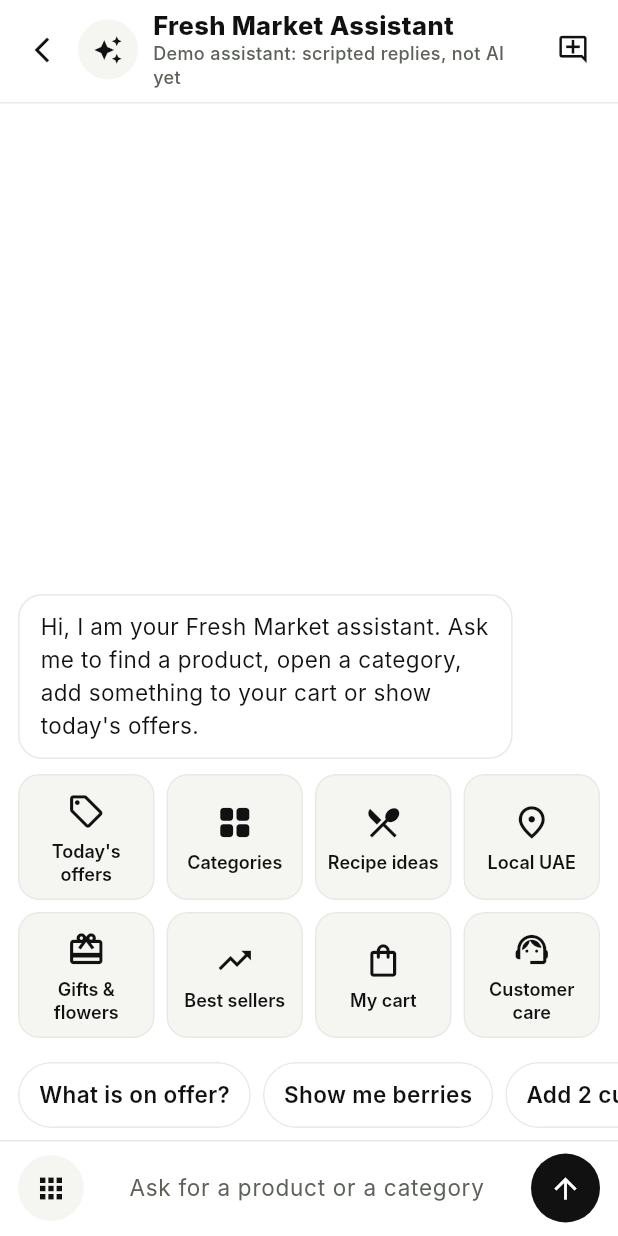
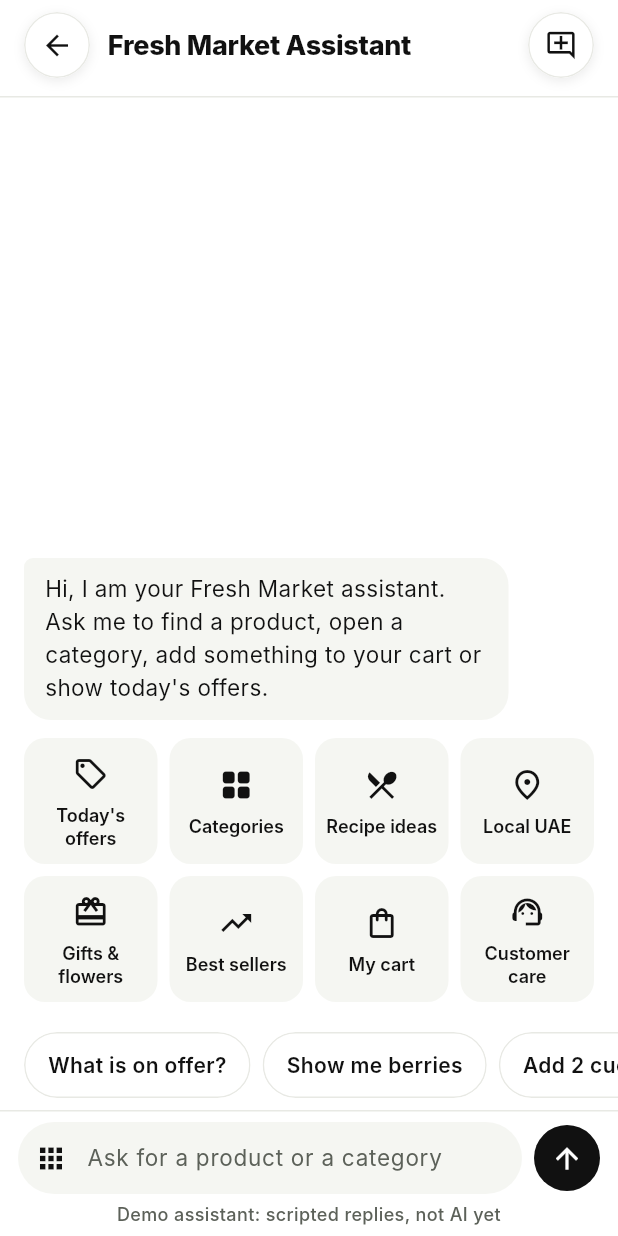
Before and after one commit to freshfruitsit/3D, a Flutter app: the AssistantScreen screen opened directly, on a phone screen of 412 x 824 dp. Run offline on Flutter 3.47's test engine with Material 3 defaults, Android fonts, the phone set to English and light mode, and no system bars; our stand-ins replace flutter_map, geolocator, latlong2, material_ui, shared_preferences, video_player and 1 more; accounts and stored records are empty; network calls fail.

Commit message:
Fresh Market app: premium redesign in progress
Co-Authored-By: Claude Opus 5.5 <noreply@anthropic.com>
Claude-Session: https://claude.ai/code/session_01BSC7aCVqhxr61mn2qhinza

```diff
--- a/fresh_market_app/lib/assistant/assistant_brain.dart
+++ b/fresh_market_app/lib/assistant/assistant_brain.dart
@@ -840,9 +840,8 @@ class AssistantBrain {
       );
     }
     final now = store.now();
-    final mk = DeliveryRules.market(area, now);
     final ex = DeliveryRules.express(area, now);
-    final market = mk.today ? '${mk.line}, by ${mk.by}' : mk.line;
+    final market = DeliveryCopy.marketAnswer(area, now);
     final String express;
     if (!ex.covered) {
       express = 'not available in your area';
--- a/fresh_market_app/lib/assistant/assistant_intent.dart
+++ b/fresh_market_app/lib/assistant/assistant_intent.dart
@@ -1795,9 +1795,12 @@ abstract final class AssistantIntentParser {
     if (_asksExpress(tokens)) return const ExpressIntent();
 
     // 6. delivery ("is there a minimum order?": checkout shows any fees;
-    // "when will my order come?": the times for the chosen area)
+    // "when will my order come?": the times for the chosen area; "what is
+    // the cut off time?": the same-day cut-off)
     if (tokens.any(_deliveryWords.contains) ||
         _hasPhrase(tokens, 'same day') ||
+        tokens.contains('cutoff') ||
+        _hasPhrase(tokens, 'cut off') ||
         (tokens.contains('when') && tokens.any(_parcelWords.contains)) ||
         (tokens.contains('minimum') &&
             tokens.any(
--- a/fresh_market_app/lib/screens/assistant_screen.dart
+++ b/fresh_market_app/lib/screens/assistant_screen.dart
@@ -9,12 +9,14 @@ import '../app_nav.dart';
 import '../assistant/assistant_brain.dart';
 import '../assistant/assistant_session.dart';
 import '../delivery/delivery.dart';
+import '../models/money.dart';
 import '../models/product.dart';
 import '../services/shopify_api.dart';
 import '../state/cart_store.dart';
 import '../state/favourites_store.dart';
 import '../theme/app_theme.dart';
 import '../widgets/add_control.dart';
+import '../widgets/circle_icon_button.dart';
 import '../widgets/price_widgets.dart';
 import '../widgets/product_image.dart';
 
@@ -105,10 +107,11 @@ class _AssistantScreenState extends State<AssistantScreen> {
     final last = messages.last;
     if (!grew || last.fromUser) return;
     final rows = last.reply!.products.length;
+    final said = spokenMoney(last.text);
     final text = switch (rows) {
-      0 => last.text,
-      1 => '${last.text} 1 product below.',
-      _ => '${last.text} $rows products below.',
+      0 => said,
+      1 => '$said 1 product below.',
+      _ => '$said $rows products below.',
     };
     SemanticsService.sendAnnouncement(
       View.of(context),
@@ -366,9 +369,15 @@ class _AssistantScreenState extends State<AssistantScreen> {
                   reverse: true,
                   keyboardDismissBehavior:
                       ScrollViewKeyboardDismissBehavior.onDrag,
-                  padding: const EdgeInsets.fromLTRB(12, 16, 12, 12),
+                  padding: const EdgeInsets.fromLTRB(
+                    AppDims.gutter,
+                    16,
+                    AppDims.gutter,
+                    16,
+                  ),
                   itemCount: count,
-                  separatorBuilder: (_, _) => const SizedBox(height: 12),
+                  separatorBuilder: (_, _) =>
+                      const SizedBox(height: _messageGap),
                   itemBuilder: (context, index) {
                     if (busy && index == 0) return const _TypingBubble();
                     final message = messages[
@@ -403,6 +412,15 @@ class _AssistantScreenState extends State<AssistantScreen> {
     );
   }
 }
+
+/// Space between two messages.
+const double _messageGap = 16;
+
+/// [text] as a screen reader should say it: the Dirham sign (which voices
+/// do not know) read as "AED", the way [moneySemantics] says a price.
+String spokenMoney(String text) => text.contains(dirhamSign)
+    ? text.replaceAll('$dirhamSign ', 'AED ').replaceAll(dirhamSign, 'AED ')
+    : text;
 
 /// "a", "a and b", "a, b and c".
 String _joinNames(List<String> names) => names.length < 2
@@ -455,34 +473,13 @@ class _Header extends StatelessWidget {
   @override
   Widget build(BuildContext context) {
     return Padding(
-      padding: const EdgeInsets.fromLTRB(4, 6, 6, 8),
+      padding: const EdgeInsets.fromLTRB(AppDims.gutter, 8, AppDims.gutter, 12),
       child: Row(
         children: [
-          IconButton(
-            tooltip: 'Back',
-            icon: const Icon(Icons.arrow_back_ios_new, size: 20),
-            onPressed: () => Navigator.of(context).maybePop(),
-          ),
-          const ExcludeSemantics(
-            child: DecoratedBox(
-              decoration: BoxDecoration(
-                color: AppColors.subtle,
-                shape: BoxShape.circle,
-              ),
-              child: SizedBox(
-                width: 40,
-                height: 40,
-                child: Icon(Icons.auto_awesome, size: 20, color: AppColors.ink),
-              ),
-            ),
-          ),
-          const SizedBox(width: 10),
+          CircleIconButton.back(context),
+          const SizedBox(width: 12),
           Expanded(
-            child: Column(
-              crossAxisAlignment: CrossAxisAlignment.start,
-              mainAxisSize: MainAxisSize.min,
-              children: [
-                Semantics(
+            child: Semantics(
               header: true,
               // Shrinks instead of being cut off with a large font.
               child: FittedBox(
@@ -491,27 +488,17 @@ class _Header extends StatelessWidget {
                 child: Text(
                   AssistantScreen.title,
                   maxLines: 1,
-                      style: AppText.cardHeading.copyWith(
-                        fontSize: 17,
-                        fontWeight: FontWeight.w800,
+                  style: AppText.heading,
                 ),
               ),
             ),
           ),
-                // Never cut off: the label must stay readable at any font
-                // size, so it wraps to as many lines as it needs.
-                const Text(
-                  AssistantScreen.caption,
-                  style: AppText.caption,
-                ),
-              ],
-            ),
-          ),
-          const SizedBox(width: 4),
-          IconButton(
+          const SizedBox(width: 12),
+          CircleIconButton(
+            icon: Icons.add_comment_outlined,
             tooltip: 'New chat',
-            color: AppColors.ink,
-            icon: const Icon(Icons.add_comment_outlined, size: 22),
+            iconColor:
+                onNewChat == null ? AppColors.disabledText : AppColors.ink,
             onPressed: onNewChat,
           ),
         ],
@@ -520,8 +507,12 @@ class _Header extends StatelessWidget {
   }
 }
 
-const BorderRadius _bubbleRadius = BorderRadius.all(Radius.circular(16));
+/// Bubbles are rounded, with a tighter corner on the speaker's side at the
+/// top, where the message starts.
+const Radius _bubbleCorner = Radius.circular(18);
+const Radius _bubbleTail = Radius.circular(6);
 
+/// The shopper's message: ink with white text, on the right.
 class _UserBubble extends StatelessWidget {
   const _UserBubble({required this.text});
 
@@ -542,15 +533,17 @@ class _UserBubble extends StatelessWidget {
               padding: const EdgeInsets.symmetric(horizontal: 14, vertical: 10),
               decoration: const BoxDecoration(
                 color: AppColors.ink,
-                borderRadius: _bubbleRadius,
+                borderRadius: BorderRadius.only(
+                  topLeft: _bubbleCorner,
+                  topRight: _bubbleTail,
+                  bottomLeft: _bubbleCorner,
+                  bottomRight: _bubbleCorner,
+                ),
               ),
               child: Text(
                 text,
-                style: AppText.body.copyWith(
-                  fontSize: 15,
-                  fontWeight: FontWeight.w500,
-                  color: AppColors.onDark,
-                ),
+                semanticsLabel: spokenMoney(text),
+                style: AppText.body.copyWith(color: AppColors.onDark),
               ),
             ),
           ),
@@ -560,8 +553,8 @@ class _UserBubble extends StatelessWidget {
   }
 }
 
-/// A white bubble with the app's border, hugging its content up to 85% of
-/// the width.
+/// The assistant's words: an off-white bubble on the left, hugging its
+/// content up to 85% of the width.
 class _AssistantBubble extends StatelessWidget {
   const _AssistantBubble({required this.child});
 
@@ -577,9 +570,13 @@ class _AssistantBubble extends StatelessWidget {
         child: Container(
           padding: const EdgeInsets.symmetric(horizontal: 14, vertical: 10),
           decoration: const BoxDecoration(
-            color: AppColors.surface,
-            borderRadius: _bubbleRadius,
-            border: Border.fromBorderSide(BorderSide(color: AppColors.hairline)),
+            color: AppColors.subtle,
+            borderRadius: BorderRadius.only(
+              topLeft: _bubbleTail,
+              topRight: _bubbleCorner,
+              bottomLeft: _bubbleCorner,
+              bottomRight: _bubbleCorner,
+            ),
           ),
           child: child,
         ),
@@ -661,27 +658,21 @@ class _AssistantBlock extends StatelessWidget {
         _AssistantBubble(
           child: Text(
             reply.text,
-            style: AppText.body.copyWith(fontSize: 15, color: AppColors.ink),
+            // Prices are heard as "AED 12.50", like everywhere else.
+            semanticsLabel: spokenMoney(reply.text),
+            style: AppText.body,
           ),
         ),
-        if (reply.products.isNotEmpty)
-          FractionallySizedBox(
-            widthFactor: 0.9,
-            alignment: Alignment.centerLeft,
-            child: Column(
-              mainAxisSize: MainAxisSize.min,
-              children: [
+        // Product rows use the full width, like the options grid: room
+        // for the name next to the add control.
         for (final product in reply.products)
           Padding(
             padding: const EdgeInsets.only(top: 8),
             child: _ProductRow(product: product),
           ),
-              ],
-            ),
-          ),
         if (reply.actions.isNotEmpty)
           Padding(
-            padding: const EdgeInsets.only(top: 8),
+            padding: const EdgeInsets.only(top: 12),
             child: Wrap(
               spacing: 8,
               runSpacing: 8,
@@ -690,7 +681,7 @@ class _AssistantBlock extends StatelessWidget {
           ),
         if (reply.showOptions)
           Padding(
-            padding: const EdgeInsets.only(top: 10),
+            padding: const EdgeInsets.only(top: 12),
             child: _OptionsGrid(onSelected: busy ? null : onOption),
           ),
       ],
@@ -839,11 +830,10 @@ class _OptionTile extends StatelessWidget {
       onTap: onTap,
       excludeSemantics: true,
       child: Material(
+        // Off-white squares like the category tiles, no border.
         color: enabled ? AppColors.subtle : AppColors.disabledFill,
         shape: const RoundedRectangleBorder(
           borderRadius: AppDims.cardBorderRadius,
-          // Subtle inner edge, as on the category tiles.
-          side: BorderSide(color: AppColors.hairline),
         ),
         clipBehavior: Clip.antiAlias,
         child: InkWell(
@@ -862,10 +852,10 @@ class _OptionTile extends StatelessWidget {
                 children: [
                   Icon(
                     iconFor(option.kind),
-                    size: 26,
+                    size: 24,
                     color: enabled ? AppColors.ink : AppColors.disabledText,
                   ),
-                  const SizedBox(height: 6),
+                  const SizedBox(height: 8),
                   Text(
                     option.label,
                     maxLines: 2,
@@ -883,23 +873,27 @@ class _OptionTile extends StatelessWidget {
   }
 }
 
-/// Thumbnail, name with size, price and the add control. Opens the
-/// product when tapped.
+/// A white card with a hairline: the photo in an off-white well, name,
+/// size, price and the green add control. Opens the product when tapped.
 class _ProductRow extends StatelessWidget {
   const _ProductRow({required this.product});
 
   final Product product;
 
+  static const double thumbSize = 60;
+
   @override
   Widget build(BuildContext context) {
     final variant = product.defaultVariant;
     final size = variant?.label;
-    return Material(
+    return DecoratedBox(
+      decoration: const ShapeDecoration(
+        shape: AppDecor.cardShape,
+        shadows: AppShadows.card,
+      ),
+      child: Material(
         color: AppColors.surface,
-      shape: const RoundedRectangleBorder(
-        borderRadius: AppDims.cardBorderRadius,
-        side: BorderSide(color: AppColors.hairline),
-      ),
+        shape: AppDecor.cardShape,
         clipBehavior: Clip.antiAlias,
         child: InkWell(
           onTap: () {
@@ -907,13 +901,23 @@ class _ProductRow extends StatelessWidget {
             AppNav.openProduct(context, product);
           },
           child: Padding(
-          padding: const EdgeInsets.fromLTRB(8, 8, 8, 8),
+            padding: const EdgeInsets.fromLTRB(8, 8, 4, 8),
             child: Row(
               children: [
-              SizedBox(
-                width: 52,
-                height: 52,
-                child: ProductImage(url: product.imageUrl, logicalWidth: 52),
+                DecoratedBox(
+                  decoration: AppDecor.well,
+                  child: SizedBox(
+                    width: thumbSize,
+                    height: thumbSize,
+                    child: Padding(
+                      padding: const EdgeInsets.all(4),
+                      child: ProductImage(
+                        url: product.imageUrl,
+                        logicalWidth: thumbSize,
+                        wellColor: AppColors.subtle,
+                      ),
+                    ),
+                  ),
                 ),
                 const SizedBox(width: 12),
                 Expanded(
@@ -922,13 +926,22 @@ class _ProductRow extends StatelessWidget {
                     mainAxisSize: MainAxisSize.min,
                     children: [
                       Text(
-                      size == null ? product.title : '${product.title} $size',
+                        product.title,
                         maxLines: 2,
                         overflow: TextOverflow.ellipsis,
                         style: AppText.productName,
                       ),
+                      if (size != null) ...[
+                        const SizedBox(height: 2),
+                        Text(
+                          size,
+                          maxLines: 1,
+                          overflow: TextOverflow.ellipsis,
+                          style: AppText.caption,
+                        ),
+                      ],
                       if (variant != null) ...[
-                      const SizedBox(height: 2),
+                        const SizedBox(height: 4),
                         PriceRow(
                           priceCents: variant.priceCents,
                           oldPriceCents: variant.oldPriceCents,
@@ -940,6 +953,7 @@ class _ProductRow extends StatelessWidget {
                 const SizedBox(width: 8),
                 AddControl(product: product, variant: variant),
               ],
+            ),
           ),
         ),
       ),
@@ -994,6 +1008,8 @@ class _ActionButton extends StatelessWidget {
               (AppColors.surface, AppColors.ink, AppColors.ink),
           };
     final chevron = look == _ActionLook.outlined;
+    // The ink outline is 1.5px, like the app's outlined buttons.
+    final edgeWidth = enabled && look != _ActionLook.filled ? 1.5 : 1.0;
     return Semantics(
       // Its own node even when disabled, so it is not read together with
       // the reply above it.
@@ -1005,7 +1021,7 @@ class _ActionButton extends StatelessWidget {
       excludeSemantics: true,
       child: Material(
         color: fill,
-        shape: StadiumBorder(side: BorderSide(color: edge)),
+        shape: StadiumBorder(side: BorderSide(color: edge, width: edgeWidth)),
         clipBehavior: Clip.antiAlias,
         child: InkWell(
           onTap: onTap,
@@ -1013,7 +1029,7 @@ class _ActionButton extends StatelessWidget {
             constraints: const BoxConstraints(minHeight: AppDims.touch),
             child: Padding(
               padding: EdgeInsets.fromLTRB(
-                icon == null ? 16 : 12,
+                icon == null ? 16 : 14,
                 6,
                 chevron ? 10 : 16,
                 6,
@@ -1028,7 +1044,7 @@ class _ActionButton extends StatelessWidget {
                   Flexible(
                     child: Text(
                       label,
-                      style: AppText.link.copyWith(color: ink),
+                      style: AppText.buttonSmall.copyWith(color: ink),
                     ),
                   ),
                   if (chevron) ...[
@@ -1149,7 +1165,12 @@ class _SuggestionRowState extends State<_SuggestionRow> {
       child: ListView.separated(
         controller: _scroll,
         scrollDirection: Axis.horizontal,
-        padding: const EdgeInsets.fromLTRB(12, 4, 12, 8),
+        padding: const EdgeInsets.fromLTRB(
+          AppDims.gutter,
+          4,
+          AppDims.gutter,
+          8,
+        ),
         itemCount: suggestions.length,
         separatorBuilder: (_, _) => const SizedBox(width: 8),
         itemBuilder: (context, index) {
@@ -1170,17 +1191,16 @@ class _SuggestionRowState extends State<_SuggestionRow> {
               child: InkWell(
                 onTap: tap,
                 child: Padding(
-                  padding: const EdgeInsets.symmetric(horizontal: 14),
+                  padding: const EdgeInsets.symmetric(horizontal: 16),
                   child: Center(
                     widthFactor: 1,
                     child: Text(
                       label,
                       maxLines: 1,
-                      style: AppText.body.copyWith(
+                      style: AppText.buttonSmall.copyWith(
                         color: tap == null
                             ? AppColors.disabledText
                             : AppColors.ink,
-                        fontWeight: FontWeight.w600,
                       ),
                     ),
                   ),
@@ -1203,6 +1223,7 @@ class _RoundButton extends StatelessWidget {
     required this.fill,
     required this.iconColor,
     required this.onTap,
+    this.disabledFill = AppColors.disabledFill,
   });
 
   final String label;
@@ -1210,6 +1231,9 @@ class _RoundButton extends StatelessWidget {
   final double size;
   final Color fill;
   final Color iconColor;
+
+  /// The fill while [onTap] is null.
+  final Color disabledFill;
 
   /// Null: greyed and not tappable.
   final VoidCallback? onTap;
@@ -1226,7 +1250,7 @@ class _RoundButton extends StatelessWidget {
       child: Tooltip(
         message: label,
         child: Material(
-          color: enabled ? fill : AppColors.disabledFill,
+          color: enabled ? fill : disabledFill,
           shape: const CircleBorder(),
           clipBehavior: Clip.antiAlias,
           child: InkWell(
@@ -1247,6 +1271,8 @@ class _RoundButton extends StatelessWidget {
   }
 }
 
+/// The composer: an off-white pill holding the options button and the
+/// text field, the ink Send button, and the demo label under them.
 class _InputBar extends StatelessWidget {
   const _InputBar({
     required this.controller,
@@ -1267,53 +1293,57 @@ class _InputBar extends StatelessWidget {
 
   @override
   Widget build(BuildContext context) {
-    const fieldBorder = OutlineInputBorder(
-      borderRadius: BorderRadius.all(Radius.circular(24)),
-      borderSide: BorderSide.none,
-    );
     return DecoratedBox(
-      decoration: const BoxDecoration(
-        color: AppColors.surface,
-        border: Border(top: BorderSide(color: AppColors.hairline)),
+      decoration: AppDecor.stickyBar,
+      child: Padding(
+        padding: const EdgeInsets.fromLTRB(12, 8, 12, 6),
+        child: Column(
+          mainAxisSize: MainAxisSize.min,
+          children: [
+            Row(
+              children: [
+                Expanded(
+                  child: DecoratedBox(
+                    decoration: const ShapeDecoration(
+                      color: AppColors.subtle,
+                      shape: StadiumBorder(),
                     ),
-      child: Padding(
-        padding: const EdgeInsets.fromLTRB(12, 8, 12, 8),
                     child: Row(
                       children: [
                         _RoundButton(
                           label: 'Show options',
                           icon: Icons.apps,
                           size: AppDims.touch,
-              fill: AppColors.subtle,
+                          fill: Colors.transparent,
+                          disabledFill: Colors.transparent,
                           iconColor: AppColors.ink,
                           onTap: enabled ? onOptions : null,
                         ),
-            const SizedBox(width: 8),
                         Expanded(
                           child: TextField(
                             controller: controller,
                             textInputAction: TextInputAction.send,
                             textCapitalization: TextCapitalization.sentences,
                             onSubmitted: onSend,
-                // Keeps the keyboard up after sending, for a follow-up
-                // question.
+                            // Keeps the keyboard up after sending, for a
+                            // follow-up question.
                             onEditingComplete: () {},
-                style: AppText.body.copyWith(
-                  fontSize: 15,
-                  color: AppColors.ink,
-                ),
+                            style: AppText.body,
                             decoration: const InputDecoration(
                               hintText: AssistantScreen.inputHint,
                               hintMaxLines: 2,
-                  fillColor: AppColors.canvas,
+                              // The pill around it is the field.
+                              filled: false,
                               isDense: true,
-                  contentPadding: EdgeInsets.symmetric(
-                    horizontal: 18,
-                    vertical: 13,
+                              contentPadding:
+                                  EdgeInsets.fromLTRB(2, 13, 16, 13),
+                              border: InputBorder.none,
+                              enabledBorder: InputBorder.none,
+                              focusedBorder: InputBorder.none,
                             ),
-                  border: fieldBorder,
-                  enabledBorder: fieldBorder,
-                  focusedBorder: fieldBorder,
+                          ),
+                        ),
+                      ],
                     ),
                   ),
                 ),
@@ -1321,10 +1351,20 @@ class _InputBar extends StatelessWidget {
                 _RoundButton(
                   label: 'Send',
                   icon: Icons.arrow_upward,
-              size: 46,
+                  size: AppDims.touch,
                   fill: AppColors.ink,
                   iconColor: AppColors.onDark,
                   onTap: enabled ? () => onSend(controller.text) : null,
+                ),
+              ],
+            ),
+            const SizedBox(height: 6),
+            // Never cut off: the label must stay readable at any font size,
+            // so it wraps to as many lines as it needs.
+            const Text(
+              AssistantScreen.caption,
+              textAlign: TextAlign.center,
+              style: AppText.caption,
             ),
           ],
         ),
--- a/fresh_market_app/lib/widgets/delivery_widgets.dart
+++ b/fresh_market_app/lib/widgets/delivery_widgets.dart
@@ -878,7 +878,11 @@ class ProductDeliveryInfo extends StatelessWidget {
         rows = [
           row(Icons.local_shipping_outlined, marketLine, strong: true),
           if (eligible)
-            row(Icons.bolt, 'Express: $expressLine', green: expressLive),
+            row(
+              Icons.bolt,
+              DeliveryCopy.productExpressLabelled(area, now),
+              green: expressLive,
+            ),
         ];
       }
     }
```
Also changed, not shown: fresh_market_app/lib/delivery/delivery_copy.dart (+24 -0 lines), fresh_market_app/lib/screens/intro_screen.dart (+98 -74 lines), fresh_market_app/lib/screens/location_screen.dart (+7 -7 lines), 6 other files. Lines whose indentation alone changed are shown as unchanged.
